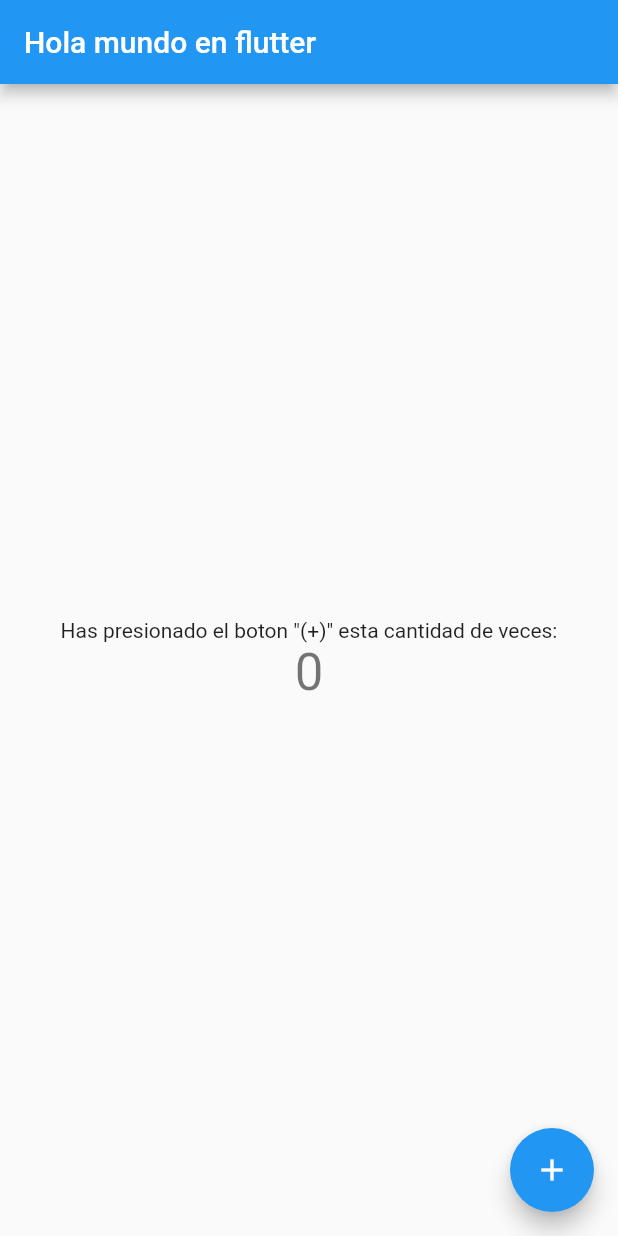
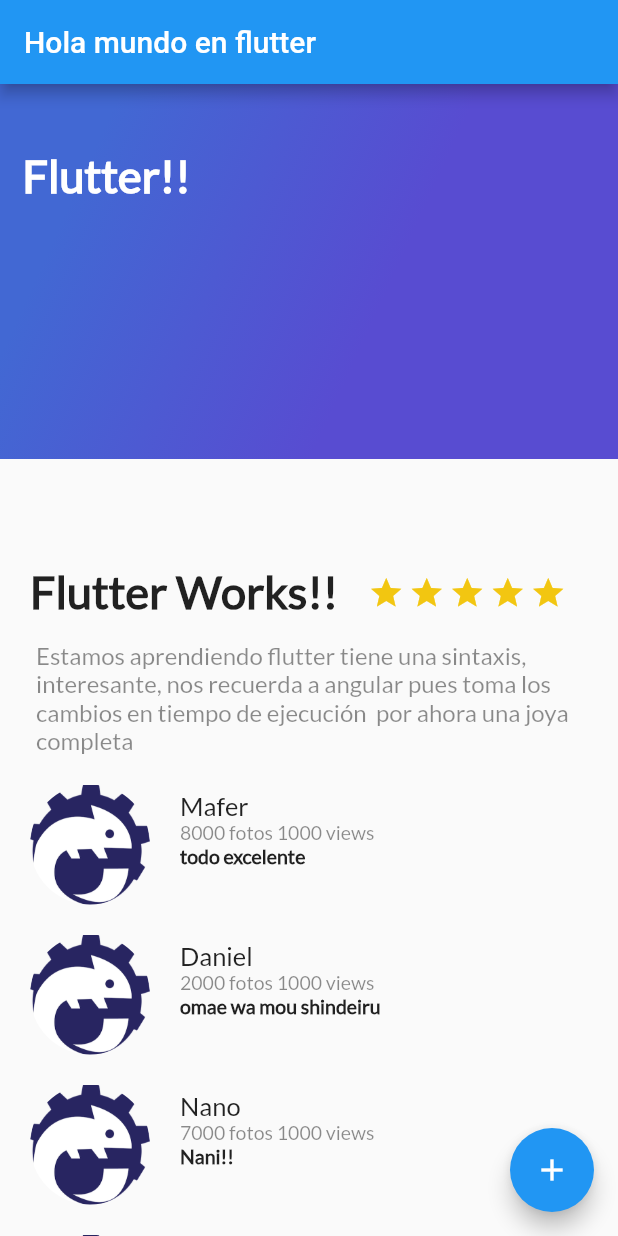
Before and after one commit to weincoder/FlutterBasico, a Flutter app: the screen it shows after launch, on a phone screen of 412 x 824 dp. Run offline on Flutter 3.47's test engine with Material 2 defaults, Android fonts, the phone set to English and light mode, and no system bars.

Commit message:
subiendo cambios

```diff
--- /dev/null
+++ b/Hola_mundo/lib/card_image.dart
@@ -0,0 +1,12 @@
+import 'package:flutter/material.dart';
+
+class CardImage extends StatelessWidget {
+
+
+  @override
+  Widget build(BuildContext context) {
+    // TODO: implement build
+    return null;
+  }
+
+}
--- /dev/null
+++ b/Hola_mundo/lib/description_place.dart
@@ -0,0 +1,116 @@
+import 'package:flutter/material.dart';
+/*
+
+ */
+class DescriptionPlace extends StatelessWidget{
+  String namePlace;
+  int stars;
+  String descriptionPlace;
+  DescriptionPlace(this.namePlace,this.stars,this.descriptionPlace);
+
+
+  @override
+  Widget build(BuildContext context) {
+
+    final star_half = Container (
+      margin: EdgeInsets.only(
+          top: 323.0,
+          right: 3.0
+      ),
+      child: Icon(
+        Icons.star_half,
+        color: Color(0xFFf2C611),
+      ),
+
+    );
+
+    final star_border = Container (
+      margin: EdgeInsets.only(
+          top: 323.0,
+          right: 3.0
+      ),
+      child: Icon(
+        Icons.star_border,
+        color: Color(0xFFf2C611),
+      ),
+
+    );
+
+    final star = Container (
+      margin: EdgeInsets.only(
+        top: 323.0,
+        right: 3.0
+      ),
+      child: Icon(
+        Icons.star,
+        color: Color(0xFFf2C611),
+      ),
+    );
+
+    final description = Container(
+      margin: EdgeInsets.only(
+          top: 15,
+          left: 24,
+          right: 24
+      ),
+      child: Text(
+        descriptionPlace,
+
+        style: TextStyle(
+            fontFamily: "Lato",
+            fontSize: 16,
+            color: Colors.black45
+        ),
+      ),
+    );
+
+    final title_stars = Row (
+
+      children: <Widget>[
+
+        Container (
+          margin: EdgeInsets.only(
+            top: 320.0,
+            left: 20.0,
+            right: 20.0
+          ),
+          child: Text (
+            namePlace,
+            style: TextStyle (
+              fontSize: 30.0,
+              fontFamily: "Lato",
+              fontWeight: FontWeight.w900
+            ),
+            textAlign: TextAlign.left,
+          ),
+        ),
+        Row (
+          children: <Widget>[
+            star,
+            star,
+            star,
+            star,
+            star
+          ],
+
+        ),
+
+
+      ],
+    );
+
+    final contenido_completo = Column (
+      children: <Widget>[
+        title_stars,
+        description
+      ],
+
+    );
+
+    return contenido_completo;
+
+
+  }
+
+
+}
--- /dev/null
+++ b/Hola_mundo/lib/gradient_back.dart
@@ -0,0 +1,41 @@
+import 'package:flutter/material.dart';
+
+
+class GradientBack extends StatelessWidget {
+
+  String title ="Flutter!!";
+  GradientBack(this.title);
+  @override
+  Widget build(BuildContext context) {
+
+    return Container (
+      height: 250.0,
+      decoration: BoxDecoration(
+        gradient: LinearGradient(colors:[
+          Color(0xFF4268D3),
+          Color(0xFF584CD1),
+
+
+        ],
+        begin: FractionalOffset(0.2,0),
+        end:FractionalOffset(1.0,0.6),
+          stops: [0.0,0.6],
+          tileMode: TileMode.clamp
+      ),
+      ),
+      child: Text (
+        title,
+        style: TextStyle (
+          color: Colors.white,
+          fontSize: 30.0,
+          fontFamily: "Lato",
+          fontWeight: FontWeight.bold
+
+
+        ),
+      ),
+      alignment:Alignment (-0.9,-0.6),
+    );
+  }
+
+}
--- a/Hola_mundo/lib/main.dart
+++ b/Hola_mundo/lib/main.dart
@@ -1,8 +1,16 @@
 import 'package:flutter/material.dart';
+import 'description_place.dart';
+import 'review_list.dart';
+import 'gradient_back.dart';
 
+String descriptionDummy ='Estamos aprendiendo flutter tiene una sintaxis,'
+    ' interesante, nos recuerda a angular '
+    'pues toma los cambios en tiempo de ejecución '
+    ' por ahora una joya completa';
 void main() => runApp(MyApp());
 
 class MyApp extends StatelessWidget {
+
   // This widget is the root of your application.
   @override
   Widget build(BuildContext context) {
@@ -71,36 +79,26 @@ class _MyHomePageState extends State<MyHomePage> {
         // the App.build method, and use it to set our appbar title.
         title: Text(widget.title),
       ),
-      body: Center(
+      //body: new DescriptionPlace("Flutter Works!!",4,descriptionDummy),
+      body: Stack(
+        children: <Widget>[
+          ListView(
+            children: <Widget>[
+              DescriptionPlace("Flutter Works!!",4,descriptionDummy),
+              ReviewList()
+
+
+            ],
+
+
+          ),
+          GradientBack("Flutter!!")
+        ],
+      ) ,
         // Center is a layout widget. It takes a single child and positions it
         // in the middle of the parent.
-        child: Column(
-          // Column is also a layout widget. It takes a list of children and
-          // arranges them vertically. By default, it sizes itself to fit its
-          // children horizontally, and tries to be as tall as its parent.
-          //
-          // Invoke "debug painting" (press "p" in the console, choose the
-          // "Toggle Debug Paint" action from the Flutter Inspector in Android
-          // Studio, or the "Toggle Debug Paint" command in Visual Studio Code)
-          // to see the wireframe for each widget.
-          //
-          // Column has various properties to control how it sizes itself and
-          // how it positions its children. Here we use mainAxisAlignment to
-          // center the children vertically; the main axis here is the vertical
-          // axis because Columns are vertical (the cross axis would be
-          // horizontal).
-          mainAxisAlignment: MainAxisAlignment.center,
-          children: <Widget>[
-            Text(
-              'Has presionado el boton "(+)" esta cantidad de veces:',
-            ),
-            Text(
-              '$_counter',
-              style: Theme.of(context).textTheme.display1,
-            ),
-          ],
-        ),
-      ),
+
+
       floatingActionButton: FloatingActionButton(
         onPressed: _incrementCounter,
         tooltip: 'Increment',
--- /dev/null
+++ b/Hola_mundo/lib/review.dart
@@ -0,0 +1,110 @@
+import 'package:flutter/material.dart';
+
+class Review extends StatelessWidget {
+  String pathImage ="assets/img/ISOTIPO.png";
+  String user = "Daniel Herrera Sánchez";
+  String details ="1 review 7 fotos";
+  String comment ="esto es Flutter!!!";
+  Review(this.pathImage, this.user, this.details, this.comment);
+  @override
+  Widget build(BuildContext context) {
+
+
+    final userComment = Container (
+      margin: EdgeInsets.only(
+          left: 20.0
+      ),
+      child: Text (
+        comment,
+
+        textAlign: TextAlign.left,
+        style: TextStyle (
+            fontSize: 13.0,
+            fontFamily: "Lato",
+            fontWeight: FontWeight.w900
+
+        ),
+
+      ),
+    );
+
+    final userInfo = Container (
+      margin: EdgeInsets.only(
+          left: 20.0
+      ),
+      child: Text (
+        details,
+
+        textAlign: TextAlign.left,
+        style: TextStyle (
+            fontSize: 13.0,
+            fontFamily: "Lato",
+          color: Colors.black45
+
+        ),
+
+      ),
+    );
+
+    final userName = Container (
+      margin: EdgeInsets.only(
+        left: 20.0
+      ),
+      child: Text (
+        user,
+        textAlign: TextAlign.left,
+        style: TextStyle (
+          fontSize: 17.0,
+          fontFamily: "Lato"
+        ),
+
+      ),
+
+    );
+
+    final userDetails = Column (
+      crossAxisAlignment: CrossAxisAlignment.start,
+
+      children: <Widget>[
+        userName,
+        userInfo,
+        userComment
+
+      ],
+
+    );
+
+
+
+    final photo = Container (
+      margin: EdgeInsets.only(
+        top: 20.0,
+        left: 20.0
+      ),
+      width: 80.0,
+      height: 80.0,
+      decoration: BoxDecoration(
+        shape: BoxShape.circle,
+
+        image: DecorationImage (
+          fit: BoxFit.cover,
+          image: AssetImage(pathImage),
+
+
+        )
+
+      ),
+    );
+
+
+    return Row (
+      children: <Widget>[
+        photo,
+        userDetails
+
+      ],
+    );
+
+  }
+
+}
--- /dev/null
+++ b/Hola_mundo/lib/review_list.dart
@@ -0,0 +1,22 @@
+import 'package:flutter/material.dart';
+import 'review.dart';
+class ReviewList extends StatelessWidget {
+  String pathImage ="assets/img/ISOTIPO.png";
+  @override
+  Widget build(BuildContext context) {
+    // TODO: implement build
+    return Column (
+      crossAxisAlignment: CrossAxisAlignment.start,
+      children: <Widget>[
+        Review (pathImage,"Mafer", "8000 fotos 1000 views", "todo excelente"),
+        Review (pathImage,"Daniel", "2000 fotos 1000 views", "omae wa mou shindeiru"),
+        Review (pathImage,"Nano", "7000 fotos 1000 views", "Nani!!"),
+        Review (pathImage,"LuzMa", "7000 fotos 1000 views", "Nueva APP")
+
+      ],
+
+
+    );
+  }
+
+}
```
Also changed, not shown: Hola_mundo/pubspec.yaml (+10 -0 lines), Hola_mundo/assets/img/ISOTIPO.png (added), Hola_mundo/assets/img/circles.jpg (added), Hola_mundo/assets/img/sky.png (added), Hola_mundo/fonts/Lato-Regular.ttf (added), 2 other files.
